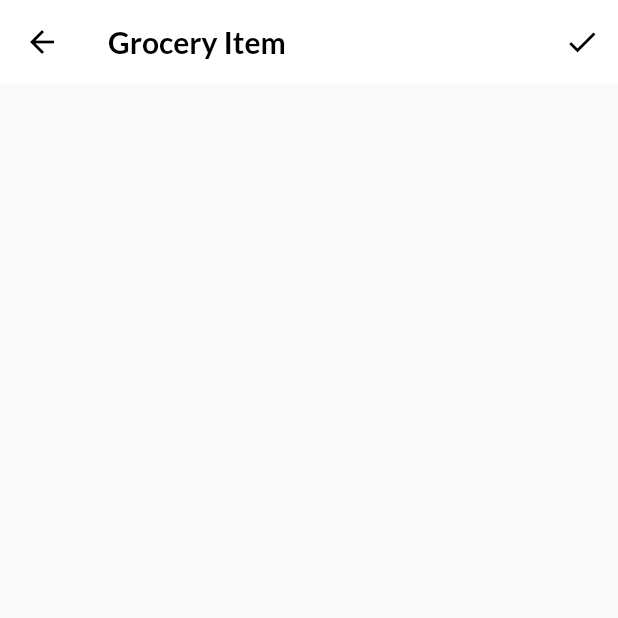
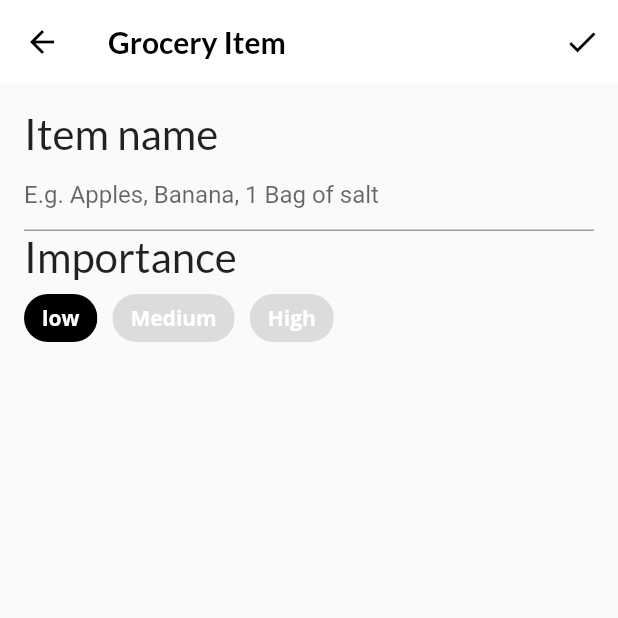
Before and after one commit to mclegacycodes/interactivewidgets, a Flutter app: the screen it shows after launch, item 3 of the bottom bar chosen, after a tap on the "add" icon, on a phone screen of 412 x 824 dp, the top half of it. Run offline on Flutter 3.47's test engine with Material 2 defaults, Android fonts, the phone set to English and light mode, and no system bars; our stand-ins replace flutter_colorpicker, google_fonts.

Commit message:
added input field and choiceclips to the create grocery items screen

```diff
--- a/lib/screens/grocery_item_screen.dart
+++ b/lib/screens/grocery_item_screen.dart
@@ -92,8 +92,8 @@ class _GroceryItemScreenState extends State<GroceryItemScreen> {
         padding: const EdgeInsets.all(16.0),
         child: ListView(
           children: [
-            // TODO 13: Add name TextField
-            // TODO 14: Add Importance selection
+            buildNameField(),
+            buildImportanceField(),
             // TODO 15: Add date picker
             // TODO 16: Add time picker
             // TODO 17: Add color picker
@@ -104,8 +104,74 @@ class _GroceryItemScreenState extends State<GroceryItemScreen> {
       ),
     );
   }
-  // TODO: Add buildNameField()
-  // TODO: Add buildImportanceField()
+
+  Widget buildNameField() {
+    return Column(
+      crossAxisAlignment: CrossAxisAlignment.start,
+      children: [
+        Text('Item name', style: GoogleFonts.lato(fontSize: 28.0)),
+        TextField(
+          controller: _nameController,
+          cursorColor: _currentColor,
+          decoration: InputDecoration(
+              hintText: 'E.g. Apples, Banana, 1 Bag of salt',
+              enabledBorder: UnderlineInputBorder(
+                  borderSide: BorderSide(color: Colors.grey)),
+              focusedBorder: UnderlineInputBorder(
+                  borderSide: BorderSide(color: _currentColor)),
+              border: UnderlineInputBorder(
+                  borderSide: BorderSide(color: _currentColor))),
+        )
+      ],
+    );
+  }
+
+  Widget buildImportanceField() {
+    return Column(
+      crossAxisAlignment: CrossAxisAlignment.start,
+      children: [
+        Text('Importance', style: GoogleFonts.lato(fontSize: 28.0)),
+        Wrap(
+          spacing: 10.0,
+          children: [
+            ChoiceChip(
+              label: Text(
+                'low',
+                style: TextStyle(color: Colors.white),
+              ),
+              selected: _importance == Importance.low,
+              selectedColor: Colors.black,
+              onSelected: (selected) {
+                setState(() => _importance = Importance.low);
+              },
+            ),
+            ChoiceChip(
+              label: Text(
+                'Medium',
+                style: TextStyle(color: Colors.white),
+              ),
+              selected: _importance == Importance.medium,
+              selectedColor: Colors.black,
+              onSelected: (selected) {
+                setState(() => _importance = Importance.medium);
+              },
+            ),
+            ChoiceChip(
+              label: Text(
+                'High',
+                style: TextStyle(color: Colors.white),
+              ),
+              selected: _importance == Importance.high,
+              selectedColor: Colors.black,
+              onSelected: (selected) {
+                setState(() => _importance = Importance.high);
+              },
+            ),
+          ],
+        )
+      ],
+    );
+  }
   // TODO: ADD buildDateField()
   // TODO: Add buildTimeField()
   // TODO: Add buildColorPicker()
```
